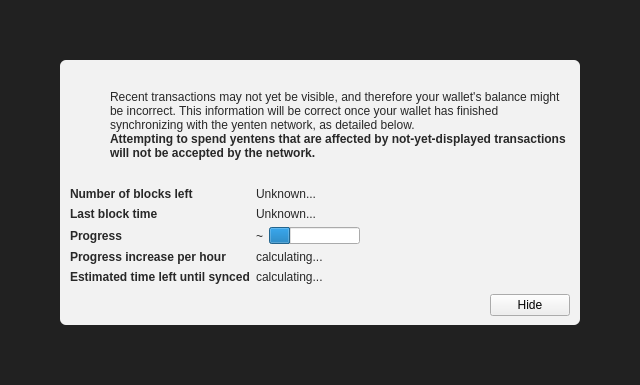
First picture: the form in src/qt/forms/modaloverlay.ui, repository yentencoin/yenten, before the edit.
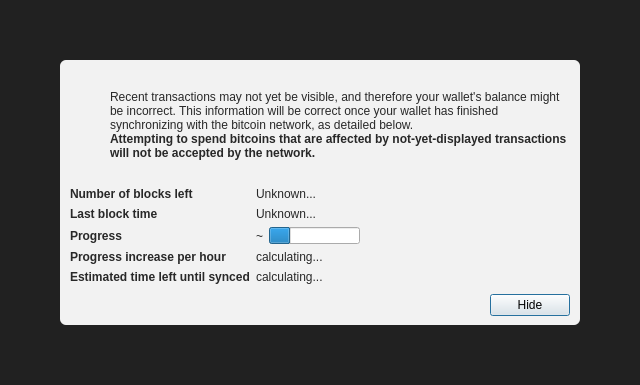
Second picture: the form after the edit. Icons and pictures are not drawn. Custom widgets are drawn as their Qt base class.

Commit message: yenten 6 beta 1

What changed in the file:
```diff
--- a/src/qt/forms/modaloverlay.ui
+++ b/src/qt/forms/modaloverlay.ui
@@ -130,7 +130,7 @@
              <item>
               <widget class="QLabel" name="infoText">
                <property name="text">
-                <string>Recent transactions may not yet be visible, and therefore your wallet's balance might be incorrect. This information will be correct once your wallet has finished synchronizing with the yenten network, as detailed below.</string>
+                <string>Recent transactions may not yet be visible, and therefore your wallet's balance might be incorrect. This information will be correct once your wallet has finished synchronizing with the bitcoin network, as detailed below.</string>
                </property>
                <property name="textFormat">
                 <enum>Qt::RichText</enum>
@@ -149,7 +149,7 @@
                 </font>
                </property>
                <property name="text">
-                <string>Attempting to spend yentens that are affected by not-yet-displayed transactions will not be accepted by the network.</string>
+                <string>Attempting to spend bitcoins that are affected by not-yet-displayed transactions will not be accepted by the network.</string>
                </property>
                <property name="textFormat">
                 <enum>Qt::RichText</enum>
@@ -351,6 +351,12 @@
              <property name="text">
               <string>Hide</string>
              </property>
+             <property name="focusPolicy">
+              <enum>Qt::StrongFocus</enum>
+             </property>
+             <property name="default">
+              <bool>true</bool>
+             </property>
             </widget>
            </item>
           </layout>
```
The commit also changes 1522 other files.
